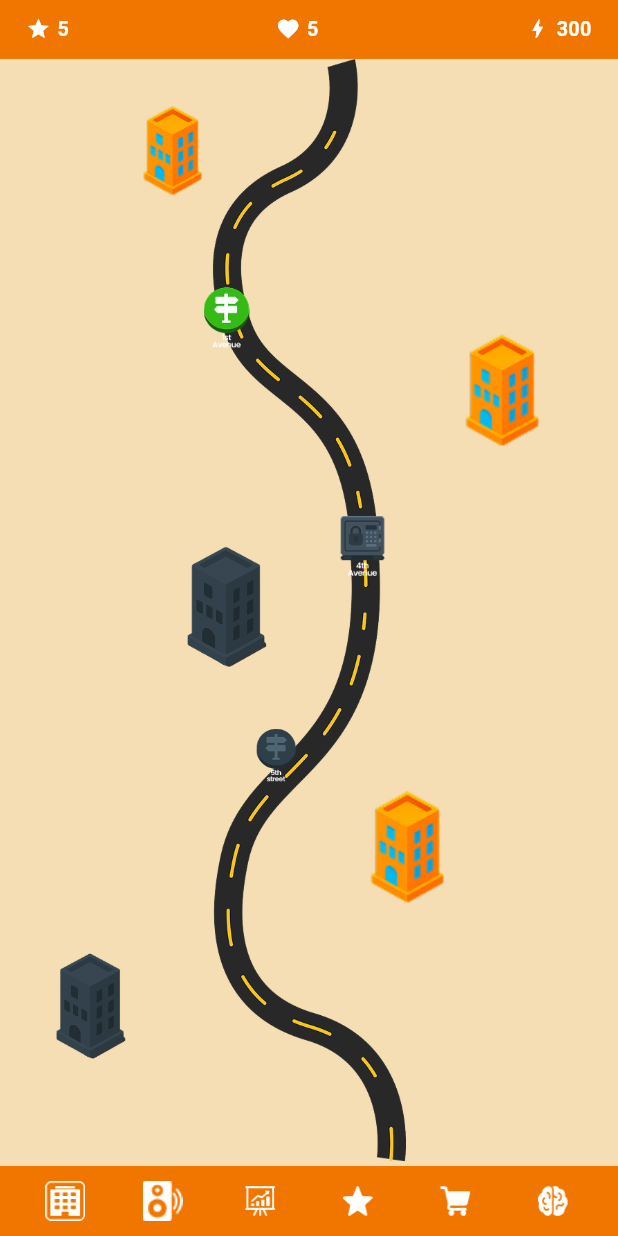
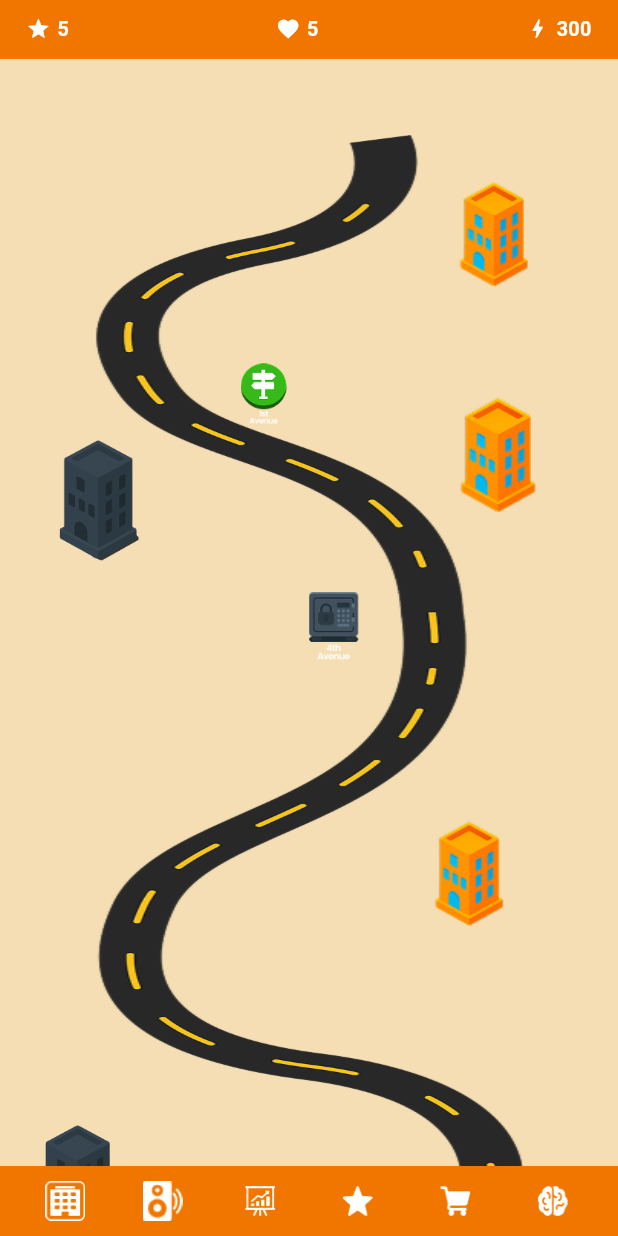
Before and after one commit to srsohan485/Naculish, a Flutter app: the HomeMapScreen screen opened directly, on a phone screen of 412 x 824 dp. Run offline on Flutter 3.47's test engine with Material 3 defaults, Android fonts, the phone set to English and light mode, and no system bars; our stand-ins replace flutter_screenutil; Roboto replaces fonts that are missing (Poppins).

Commit message:
Home Map Design

```diff
--- a/lib/Features/AppUILightMode/Home/HomeMapScreen.dart
+++ b/lib/Features/AppUILightMode/Home/HomeMapScreen.dart
@@ -20,81 +20,96 @@ class HomeMapScreen extends StatelessWidget {
           children: [
             TopStatsBar(),
             Expanded(
+              child: SingleChildScrollView(
+                child: SizedBox(
+                  height: 1200.h, // 👈 বড় height = scroll enable
                   child: Stack(
                     children: [
-                  // Road image as background
-                  Positioned.fill(
+                      /// 🌍 SMALL ROAD (centered)
+                      Positioned(
+                        top: 50.h,
+                        left: 0,
+                        right: 0,
+                        child: Center(
                           child: Image.asset(
                             AppImages.Rodeimage,
-                      fit: BoxFit.fitHeight,
+                            width: 260.w,   // 👈 road slim
+                            height: 700.h,  // 👈 road ছোট
+                            fit: BoxFit.fill,
                           ),
                         ),
-                  // Orange building right top
+                      ),
+
+                      /// 🟧 Buildings (road এর পাশে align)
                       Positioned(
-                    top: 30.h,
-                    right: 240.w,
+                        top: 80.h,
+                        right: 40.w,
                         child: Image.asset(AppImages.building,
-                        width: 60.w, height: 60.h),
+                            width: 70.w, height: 70.h),
                       ),
-                  // Orange building right middle
+
                       Positioned(
-                    top: 180.h,
+                        top: 220.h,
                         right: 30.w,
                         child: Image.asset(AppImages.building,
-                        width: 80.w, height: 75.h),
+                            width: 85.w, height: 80.h),
                       ),
-                  // Orange building right lower
+
                       Positioned(
-                    top: 480.h,
-                    right: 100.w,
+                        top: 500.h,
+                        right: 60.w,
                         child: Image.asset(AppImages.building,
+                            width: 60.w, height: 70.h),
+                      ),
+
+                      Positioned(
+                        top: 250.h,
+                        left: 30.w,
+                        child: Image.asset(AppImages.buildingblack,
+                            width: 60.w, height: 80.h),
+                      ),
+
+                      Positioned(
+                        top: 700.h,
+                        left: 20.w,
+                        child: Image.asset(AppImages.buildingblack,
                             width: 55.w, height: 75.h),
                       ),
-                  // Dark building left middle
+
+                      /// 👉 Clickable Direction
                       Positioned(
-                    top: 320.h,
-                    left: 110.w,
-                    child: Image.asset(AppImages.buildingblack,
-                        width: 55.w, height: 80.h),
-                  ),
-                  // Dark building left bottom
-                  Positioned(
-                    bottom: 70.h,
-                    left: 30.w,
-                    child: Image.asset(AppImages.buildingblack,
-                        width: 50.w, height: 70.h),
-                  ),
-                  // Direction sign mid
-                  Positioned(
-                    top: 150.h,
-                    left: 120.w,
+                        top: 200.h,
+                        left: 140.w,
                         child: GestureDetector(
                           onTap: () {
-                        Navigator.push(context, MaterialPageRoute(builder: (context)=>HomeAvenueScreen()));
-                        // এখানে তোমার action দাও
+                            Navigator.push(
+                              context,
+                              MaterialPageRoute(
+                                builder: (_) => HomeAvenueScreen(),
+                              ),
+                            );
                           },
                           child: Image.asset(
                             AppImages.diration,
-                        width: 35.w,
+                            width: 40.w,
                             height: 40.h,
                           ),
                         ),
                       ),
-                  // Avenue sign top left
+
+                      /// 🛣️ Avenue
                       Positioned(
-                    top: 300.h,
-                    left: 200.w,
-                    child:
-                    Image.asset(AppImages.avenue, width: 40.w, height: 40.h),
+                        top: 350.h,
+                        left: 180.w,
+                        child: Image.asset(
+                          AppImages.avenue,
+                          width: 45.w,
+                          height: 45.h,
                         ),
-                  // Direction black sign lower
-                  Positioned(
-                    top: 440.h,
-                    right: 190.w,
-                    child: Image.asset(AppImages.dirationblack,
-                        width: 35.w, height: 35.h),
                       ),
                     ],
+                  ),
+                ),
               ),
             ),
             BottomNavBar(),
```
Lines whose indentation alone changed are shown as unchanged.
